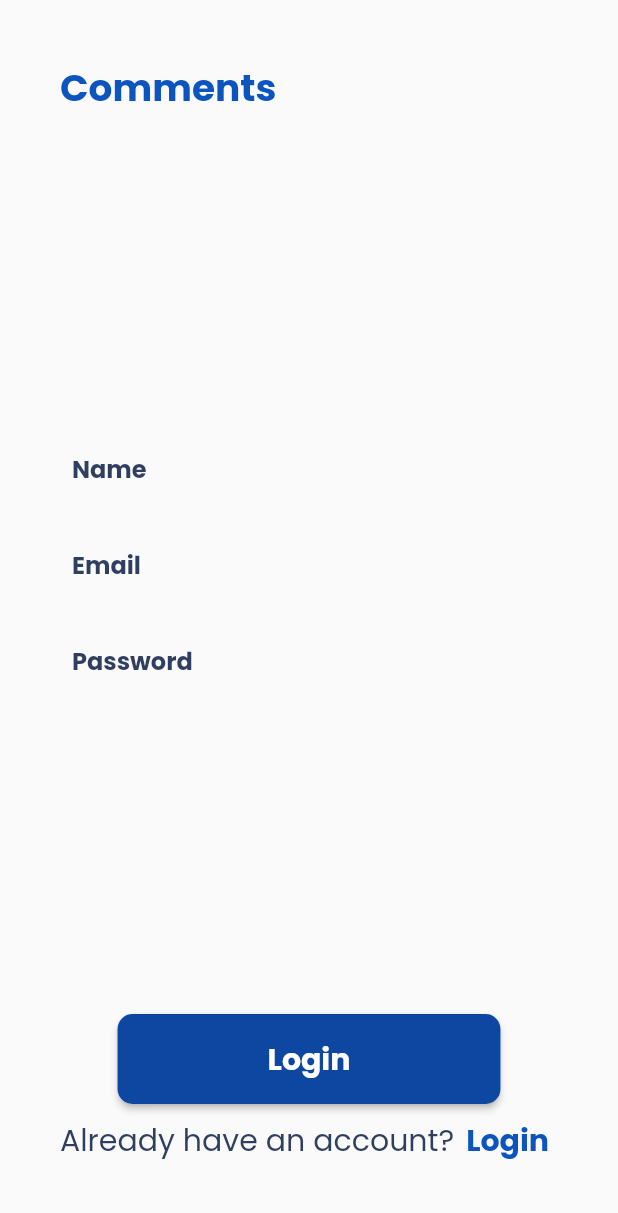
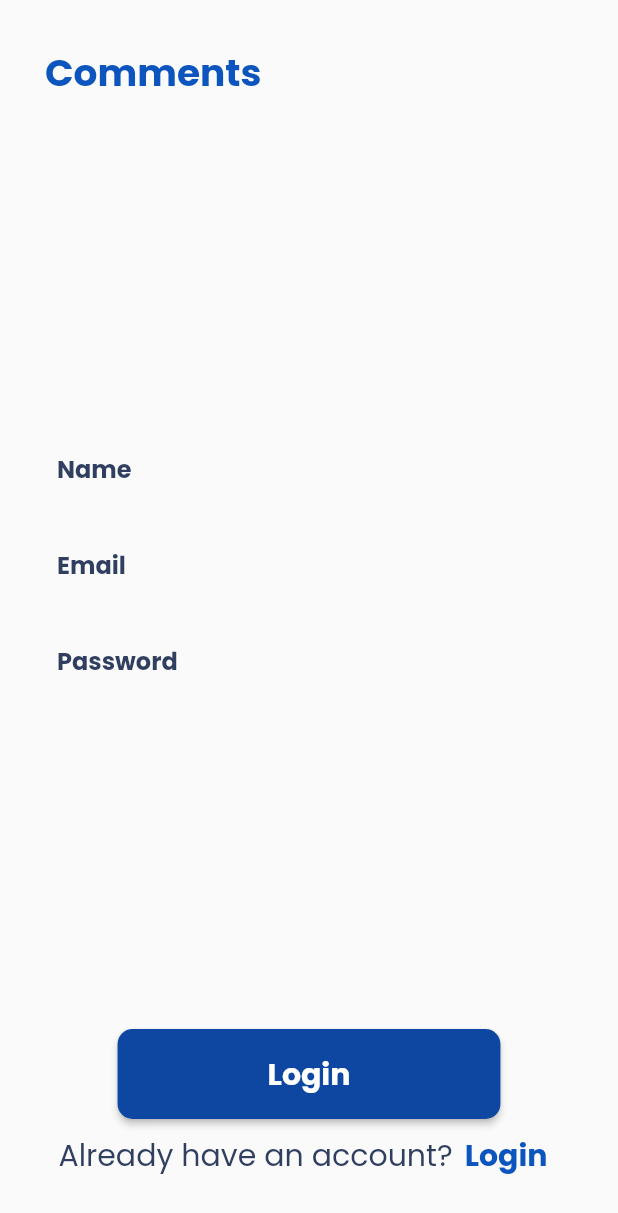
Before and after one commit to vishaal98/PingoNews, a Flutter app: the screen it shows after launch, after a tap on "SignUp", on a phone screen of 412 x 824 dp. Shown: the top 1213 px of the screen. Run offline on Flutter 3.47's test engine with Material 2 defaults, Android fonts, the phone set to English and light mode, and no system bars.

Commit message:
fixed overlay errors

```diff
--- a/lib/screens/login_page.dart
+++ b/lib/screens/login_page.dart
@@ -18,7 +18,7 @@ class _LoginPageState extends State<LoginPage> {
     return Scaffold(
       body: SafeArea(
         child: Padding(
-          padding: const EdgeInsets.all(40.0),
+          padding: const EdgeInsets.all(30.0),
           child: Column(
             mainAxisAlignment: MainAxisAlignment.spaceBetween,
             children: [
--- a/lib/screens/registration_page.dart
+++ b/lib/screens/registration_page.dart
@@ -15,7 +15,7 @@ class _RegistrationPageState extends State<RegistrationPage> {
     return Scaffold(
       body: SafeArea(
         child: Padding(
-          padding: const EdgeInsets.all(40.0),
+          padding: const EdgeInsets.all(30.0),
           child: Column(
             mainAxisAlignment: MainAxisAlignment.spaceBetween,
             children: [
--- a/pubspec.yaml
+++ b/pubspec.yaml
@@ -79,9 +79,9 @@ flutter:
   fonts:
     - family: Poppins
       fonts:
-        - asset: fonts/Poppins-Bold.ttf
-        - asset: fonts/Poppins-Medium.ttf
-        - asset: fonts/Poppins-Regular.ttf
+        - asset: assets/fonts/Poppins-Bold.ttf
+        - asset: assets/fonts/Poppins-Medium.ttf
+        - asset: assets/fonts/Poppins-Regular.ttf
 
   #
   # For details regarding fonts from package dependencies,
```
